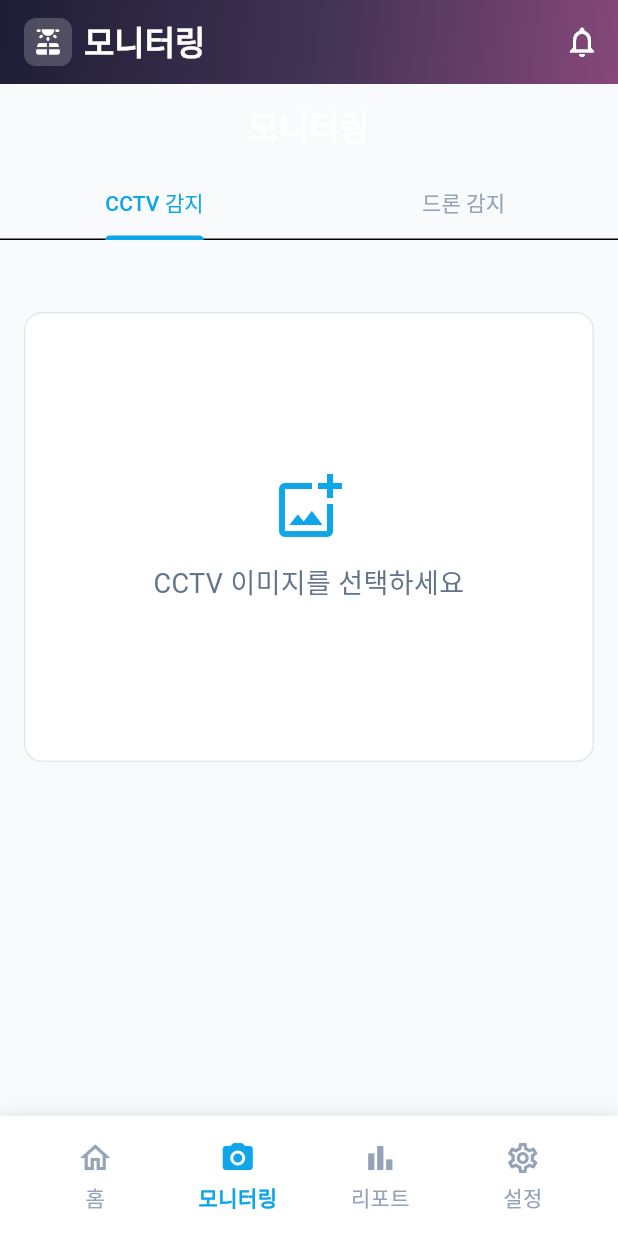
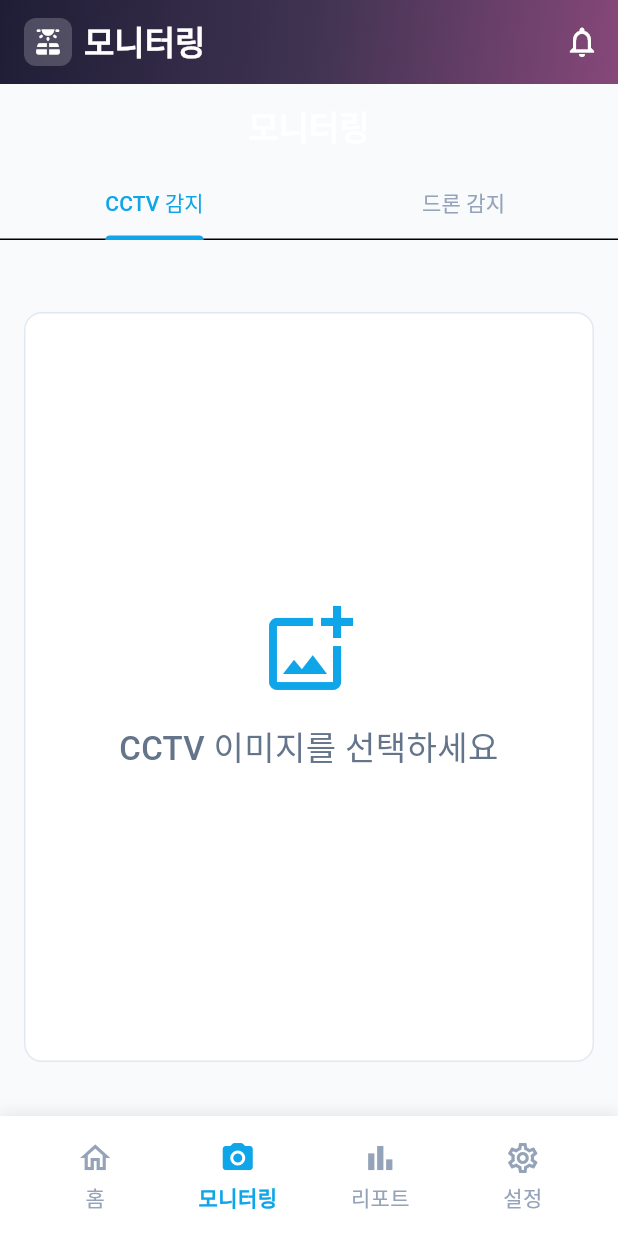
Before and after one commit to dj-jun0918/sunflower, a Flutter app: the screen it shows once a user with an empty profile is signed in, item 2 of the bottom bar chosen, on a phone screen of 412 x 824 dp. Run offline on Flutter 3.47's test engine with Material 3 defaults, Android fonts, the light colour scheme and no system bars; our stand-ins replace dio, firebase_auth, firebase_core, firebase_messaging, flutter_dotenv, flutter_riverpod and 6 more; accounts and stored records are empty; generated files the repository leaves out were written again; network calls fail.

Commit message:
feat(ai,frontend): tune segformer sensitivity and enhance monitoring/report UI

```diff
--- a/solar_eye_frontend/lib/presentation/monitoring/monitoring_screen.dart
+++ b/solar_eye_frontend/lib/presentation/monitoring/monitoring_screen.dart
@@ -398,28 +398,91 @@ class _MonitoringScreenState extends ConsumerState<MonitoringScreen>
       onTap: _analysisResult == null && !_isLoading ? _pickImage : null,
       child: Container(
         width: double.infinity,
-        height: 300,
+        height: 500, // Increased height for better visibility
         decoration: BoxDecoration(
           color: AppColors.card,
           borderRadius: BorderRadius.circular(AppSpacing.radiusMd),
           border: Border.all(color: AppColors.border),
         ),
         clipBehavior: Clip.antiAlias,
+        child: _analysisResult != null && _selectedFile != null
+            ? Row(
+                children: [
+                  // Left: Original Image
+                  Expanded(
                     child: Stack(
+                      fit: StackFit.expand,
+                      children: [
+                        Image.network(
+                          _selectedFile!.path,
+                          fit: BoxFit.cover,
+                        ),
+                        Positioned(
+                          top: 10,
+                          left: 10,
+                          child: Container(
+                            padding: const EdgeInsets.symmetric(
+                                horizontal: 8, vertical: 4),
+                            decoration: BoxDecoration(
+                              color: Colors.black.withOpacity(0.6),
+                              borderRadius: BorderRadius.circular(4),
+                            ),
+                            child: const Text(
+                              '원본',
+                              style:
+                                  TextStyle(color: Colors.white, fontSize: 16),
+                            ),
+                          ),
+                        ),
+                      ],
+                    ),
+                  ),
+                  const VerticalDivider(width: 1, color: AppColors.border),
+                  // Right: Analyzed Image (Overlay)
+                  Expanded(
+                    child: Stack(
+                      fit: StackFit.expand,
+                      children: [
+                        Image.network(
+                          _selectedFile!.path,
+                          fit: BoxFit.cover,
+                        ),
+                        if (_detections.isNotEmpty && _imageSize != null)
+                          CustomPaint(
+                            painter: BoundingBoxPainter(
+                                _detections, _imageSize!, BoxFit.cover),
+                          ),
+                        Positioned(
+                          top: 10,
+                          left: 10,
+                          child: Container(
+                            padding: const EdgeInsets.symmetric(
+                                horizontal: 8, vertical: 4),
+                            decoration: BoxDecoration(
+                              color: Colors.black.withOpacity(0.6),
+                              borderRadius: BorderRadius.circular(4),
+                            ),
+                            child: Text(
+                              _currentType == MonitoringType.cctv
+                                  ? 'SegFormer 분석'
+                                  : 'EfficientNet 분석',
+                              style: const TextStyle(
+                                  color: Colors.white, fontSize: 16),
+                            ),
+                          ),
+                        ),
+                      ],
+                    ),
+                  ),
+                ],
+              )
+            : Stack(
                 fit: StackFit.expand,
                 children: [
                   if (_selectedFile != null)
                     Image.network(
                       _selectedFile!.path,
                       fit: BoxFit.cover,
-              ),
-            if (_selectedFile != null &&
-                _analysisResult != null &&
-                _detections.isNotEmpty &&
-                _imageSize != null)
-              CustomPaint(
-                painter:
-                    BoundingBoxPainter(_detections, _imageSize!, BoxFit.cover),
                     ),
                   if (_isLoading)
                     Container(
@@ -428,13 +491,14 @@ class _MonitoringScreenState extends ConsumerState<MonitoringScreen>
                         child: Column(
                           mainAxisSize: MainAxisSize.min,
                           children: [
-                      const CircularProgressIndicator(color: Colors.white),
+                            const CircularProgressIndicator(
+                                color: Colors.white),
                             const SizedBox(height: AppSpacing.space4),
                             Text(
                               _loadingMessage ?? '처리 중...',
                               style: const TextStyle(
                                 color: Colors.white,
-                          fontSize: 16,
+                                fontSize: 18,
                                 fontWeight: FontWeight.bold,
                               ),
                             ),
@@ -447,14 +511,15 @@ class _MonitoringScreenState extends ConsumerState<MonitoringScreen>
                       mainAxisAlignment: MainAxisAlignment.center,
                       children: [
                         Icon(Icons.add_photo_alternate_outlined,
-                      size: 48, color: AppColors.primary),
-                  const SizedBox(height: AppSpacing.space3),
+                            size: 64, color: AppColors.primary),
+                        const SizedBox(height: AppSpacing.space4),
                         Text(
                           _currentType == MonitoringType.cctv
                               ? 'CCTV 이미지를 선택하세요'
                               : '드론 촬영 이미지를 선택하세요',
                           textAlign: TextAlign.center,
-                    style: AppTypography.bodyL.copyWith(color: AppColors.text2),
+                          style: AppTypography.titleL
+                              .copyWith(color: AppColors.text2),
                         ),
                         if (_errorMessage != null) ...[
                           const SizedBox(height: AppSpacing.space4),
@@ -462,7 +527,7 @@ class _MonitoringScreenState extends ConsumerState<MonitoringScreen>
                             padding: const EdgeInsets.symmetric(horizontal: 16),
                             child: Text(
                               _errorMessage!,
-                        style: AppTypography.bodyM
+                              style: AppTypography.bodyL
                                   .copyWith(color: AppColors.danger),
                               textAlign: TextAlign.center,
                             ),
@@ -474,7 +539,7 @@ class _MonitoringScreenState extends ConsumerState<MonitoringScreen>
                     Positioned(
                       right: 16,
                       bottom: 16,
-                child: FloatingActionButton.small(
+                      child: FloatingActionButton(
                         onPressed: _pickImage,
                         backgroundColor: Colors.white,
                         foregroundColor: AppColors.primary,
@@ -518,6 +583,7 @@ class _MonitoringScreenState extends ConsumerState<MonitoringScreen>
         color = AppColors.danger;
         icon = Icons.warning;
         actionButton = Column(
+          crossAxisAlignment: CrossAxisAlignment.stretch,
           children: [
             PrimaryButton(
               label: '수리 견적 요청',
@@ -535,6 +601,7 @@ class _MonitoringScreenState extends ConsumerState<MonitoringScreen>
     if (_analysisResult != AnalysisStatus.repair) {
       final oldButton = actionButton;
       actionButton = Column(
+        crossAxisAlignment: CrossAxisAlignment.stretch,
         children: [
           if (oldButton != null) ...[
             oldButton,
@@ -557,7 +624,7 @@ class _MonitoringScreenState extends ConsumerState<MonitoringScreen>
           ),
           child: Row(
             children: [
-              Icon(icon, size: 40, color: color),
+              Icon(icon, size: 48, color: color),
               const SizedBox(width: AppSpacing.space4),
               Expanded(
                 child: Column(
@@ -570,11 +637,11 @@ class _MonitoringScreenState extends ConsumerState<MonitoringScreen>
                         fontWeight: FontWeight.w700,
                       ),
                     ),
-                    const SizedBox(height: 4),
+                    const SizedBox(height: 8),
                     Text(
                       description,
                       style:
-                          AppTypography.bodyM.copyWith(color: AppColors.text1),
+                          AppTypography.bodyL.copyWith(color: AppColors.text1),
                     ),
                   ],
                 ),
@@ -590,7 +657,7 @@ class _MonitoringScreenState extends ConsumerState<MonitoringScreen>
         ],
 
         const SizedBox(height: AppSpacing.space6),
-        Text('탐지 요약', style: AppTypography.titleM),
+        Text('탐지 요약', style: AppTypography.titleL),
         const SizedBox(height: AppSpacing.space3),
 
         Row(
@@ -627,7 +694,7 @@ class _MonitoringScreenState extends ConsumerState<MonitoringScreen>
 
   Widget _buildStatCard(String label, String value, Color color) {
     return Container(
-      padding: const EdgeInsets.all(AppSpacing.space3),
+      padding: const EdgeInsets.all(AppSpacing.space4),
       decoration: BoxDecoration(
         color: AppColors.card,
         borderRadius: BorderRadius.circular(AppSpacing.radiusSm),
@@ -637,8 +704,8 @@ class _MonitoringScreenState extends ConsumerState<MonitoringScreen>
         crossAxisAlignment: CrossAxisAlignment.start,
         children: [
           Text(label,
-              style: AppTypography.labelM.copyWith(color: AppColors.text3)),
-          const SizedBox(height: 4),
+              style: AppTypography.labelL.copyWith(color: AppColors.text3)),
+          const SizedBox(height: 8),
           Text(
             value,
             style: AppTypography.headlineM.copyWith(
@@ -672,15 +739,13 @@ class _MonitoringScreenState extends ConsumerState<MonitoringScreen>
   }
 
   Widget _buildSaveButton() {
-    return Padding(
-      padding:
-          const EdgeInsets.symmetric(horizontal: AppSpacing.screenPaddingH),
-      child: PrimaryButton(
-        label: '서버에 저장하기',
-        icon: Icons.save_outlined,
+    return PrimaryButton(
+      label: '분석 결과 저장하기',
+      icon: Icons.save_alt_outlined,
       onPressed: _isLoading ? null : () => _saveAnalysisResult(),
       isLoading: _isLoading,
-      ),
+      // Same style as 'Check Cleaning Company' which uses PrimaryButton defaults
+      // backgroundColor: AppColors.primary (default)
     );
   }
 
```
Also changed, not shown: solar_eye_frontend/lib/presentation/reports/reports_screen.dart (+16 -11 lines), 1 other file. Lines whose indentation alone changed are shown as unchanged.
